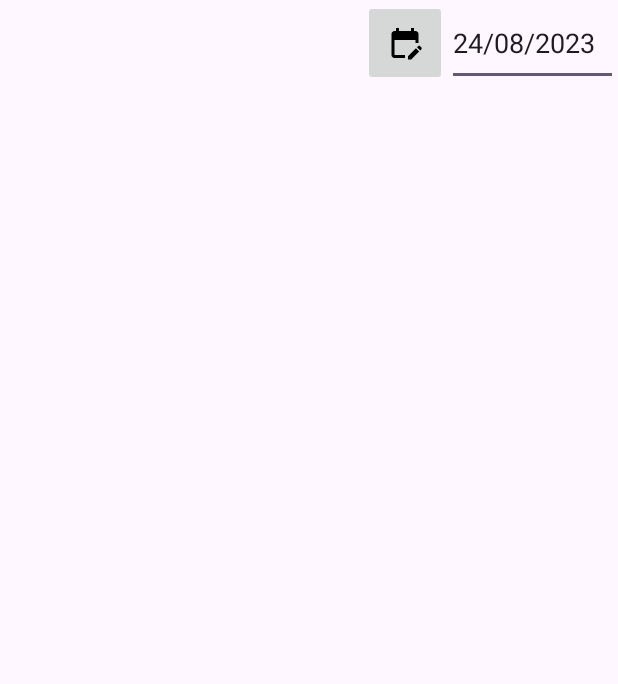
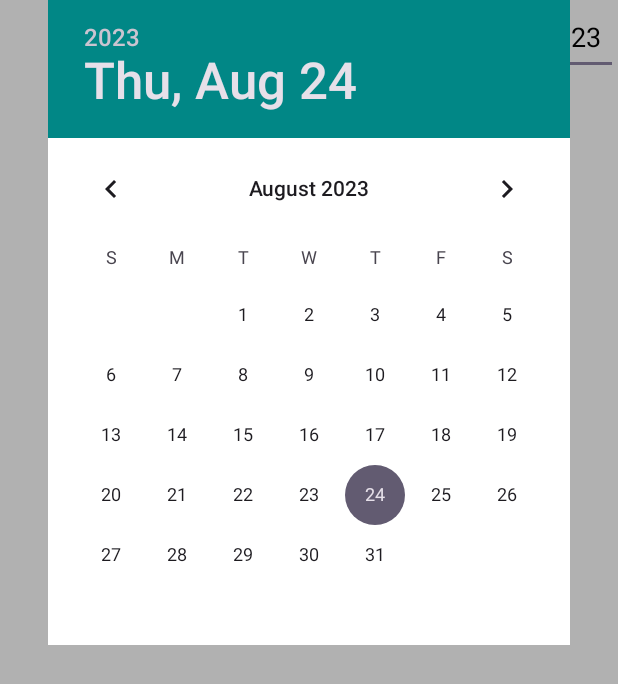
Before and after one commit to YJMO/recaudos, an Android app: the screen it shows after launch (MainActivity), on a phone screen of 412 x 824 dp. Shown: the top 684 px of the screen. Run offline under Robolectric (Android 15) with nearby library versions, the phone set to English and light mode, and no system bars.

Commit message:
Initial commit

```diff
--- a/app/src/main/java/com/example/recaudos/MainActivity.kt
+++ b/app/src/main/java/com/example/recaudos/MainActivity.kt
@@ -1,47 +1,42 @@
 package com.example.recaudos
-
+import android.media.RingtoneManager
+import android.os.Build
 import androidx.appcompat.app.AppCompatActivity
 import android.os.Bundle
+import android.os.CountDownTimer
 import android.view.View
-import android.widget.DatePicker
-import android.widget.EditText
-import android.widget.ImageButton
+import android.widget.*
+import androidx.annotation.RequiresApi
 
 class MainActivity : AppCompatActivity() {
+    var txtFecha:EditText?=null
+    var btnFecha:ImageButton?=null
+    var dpFecha:DatePicker?=null
 
-    var txtfecha:EditText?=null
-    var botonfecha:ImageButton?=null
-    var dpfecha:DatePicker?=null
-
+    @RequiresApi(Build.VERSION_CODES.O)
     override fun onCreate(savedInstanceState: Bundle?) {
         super.onCreate(savedInstanceState)
         setContentView(R.layout.activity_main)
 
-        txtfecha= findViewById(R.id.txtfecha)
-        botonfecha = findViewById(R.id.botonfecha)
-        dpfecha = findViewById(R.id.dpfecha)
+        txtFecha=findViewById(R.id.txtFecha)
+        btnFecha=findViewById(R.id.btnFecha)
+        dpFecha=findViewById(R.id.dpFecha)
 
-        txtfecha?.setText(getFechaDatePicker())
+        txtFecha?.setText(getFechaDtePicker())
 
-        dpfecha?.setOnDateChangedListener{
-            dpfecha,anho,mes,dia->
-            txtfecha?.setText(getFechaDatePicker())
-            dpfecha.visibility=View.GONE
+        dpFecha?.setOnDateChangedListener{
+                dpFecha,anio,mes,dia->
+            txtFecha?.setText(getFechaDtePicker())
+            dpFecha?.visibility=View.GONE
         }
-
     }
-
-    fun getFechaDatePicker():String{
-        var dia = dpfecha?.dayOfMonth.toString().padStart(length = 2, padChar = '0')
-        var mes = (dpfecha!!.month+1).toString().padStart(length = 2, padChar = '0')
-        var anho = dpfecha?.year.toString().padStart(length = 4, padChar = '0')
-
-        return  dia+"/"+mes+"/"+anho
+    fun getFechaDtePicker():String{
+        var dia=dpFecha?.dayOfMonth.toString().padStart(2,'0')
+        var mes=(dpFecha!!.month+1).toString().padStart(2,'0')
+        var anio=dpFecha?.year.toString().padStart(4,'0')
+        return dia+"/"+mes+"/"+anio
     }
-
-    fun mostrarcalendario(view: View){
-        botonfecha?.visibility=View.VISIBLE
+    fun muestraCalendario(view: View){
+        dpFecha?.visibility=View.VISIBLE
     }
 }
-
-https://www.youtube.com/watch?v=WJCy_1RDFbg&ab_channel=ProgramadorNovato
--- a/app/src/main/res/layout/activity_main.xml
+++ b/app/src/main/res/layout/activity_main.xml
@@ -4,31 +4,39 @@
     xmlns:tools="http://schemas.android.com/tools"
     android:layout_width="match_parent"
     android:layout_height="match_parent"
+    android:background="@color/white"
+    android:backgroundTint="#B1B1B1"
+    android:foregroundTint="#FFFFFF"
+    android:outlineAmbientShadowColor="#A55050"
+    android:outlineSpotShadowColor="#AE1212"
     tools:context=".MainActivity">
 
-    <DatePicker
-        android:id="@+id/dpfecha"
-        android:layout_width="21dp"
-        android:layout_height="25dp"
-        android:visibility="gone"
-        tools:visibility="gone"
-        tools:ignore="MissingConstraints"></DatePicker>
+
+    <EditText
+        android:id="@+id/txtFecha"
+        android:layout_width="110dp"
+        android:layout_height="50dp"
+        android:ems="10"
+        android:inputType="date"
+        android:textColor="#000000"
+        app:layout_constraintEnd_toEndOf="parent"
+        app:layout_constraintTop_toTopOf="parent" />
 
     <ImageButton
-        android:id="@+id/botonfecha"
-        android:layout_width="56dp"
-        android:layout_height="57dp"
-        android:onClick="mostrarcalendario"
-        android:src="@drawable/baseline_edit_calendar_24"
-        app:layout_constraintEnd_toStartOf="@+id/txtfecha"
-        app:layout_constraintTop_toTopOf="parent" />
+        android:id="@+id/btnFecha"
+        android:layout_width="42dp"
+        android:layout_height="50dp"
+        android:onClick="muestraCalendario"
+        app:layout_constraintEnd_toStartOf="@+id/txtFecha"
+        app:layout_constraintTop_toTopOf="parent"
+        app:srcCompat="@android:drawable/ic_menu_today" />
 
-    <EditText
-        android:id="@+id/txtfecha"
-        android:layout_width="114dp"
-        android:layout_height="57dp"
-        android:ems="10"
-        android:inputType="date"
+    <DatePicker
+        android:id="@+id/dpFecha"
         app:layout_constraintEnd_toEndOf="parent"
-        app:layout_constraintTop_toTopOf="parent" />
+        app:layout_constraintStart_toStartOf="parent"
+        tools:layout_editor_absoluteY="0dp"
+        style="@style/datepicker" />
+
+
 </androidx.constraintlayout.widget.ConstraintLayout>
--- /dev/null
+++ b/app/src/main/res/values/styles.xml
@@ -0,0 +1,14 @@
+<?xml version="1.0" encoding="utf-8"?>
+<resources>
+
+    <style name="datepicker">
+        <item name="android:layout_width">wrap_content</item>
+        <item name="android:layout_height">wrap_content</item>
+        <item name="android:background">#FFFFFF</item>
+        <item name="android:dayOfWeekBackground">#000000</item>
+        <item name="android:headerBackground">@color/design_default_color_secondary_variant</item>
+        <item name="android:visibility">visible</item>
+        <item name="android:headerDayOfMonthTextAppearance">@color/black</item>
+
+    </style>
+</resources>
--- a/app/src/main/res/values/themes.xml
+++ b/app/src/main/res/values/themes.xml
@@ -6,4 +6,5 @@
     </style>
 
     <style name="Theme.Recaudos" parent="Base.Theme.Recaudos" />
-</resources>
+
+   </resources>
```
